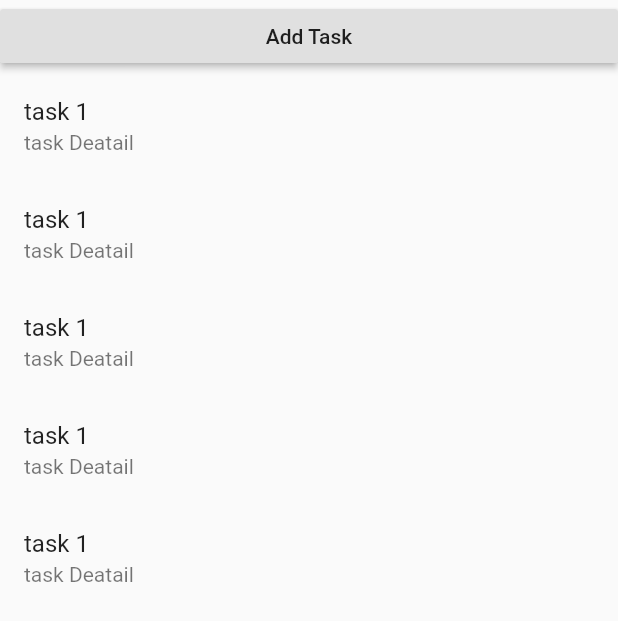
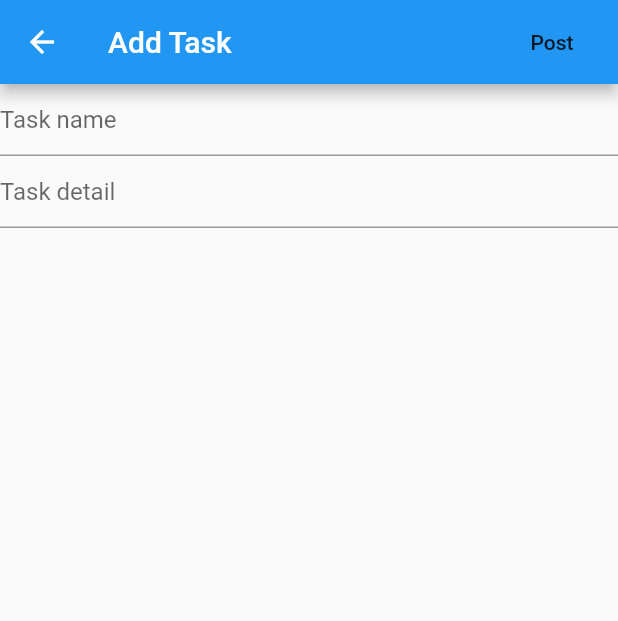
Before and after one commit to lifeofcode01/flutter_taskApp, a Flutter app: the screen it shows after launch, after a tap on "Add Task", on a phone screen of 412 x 824 dp. Shown: the top 621 px of the screen. Run offline on Flutter 3.47's test engine with Material 2 defaults, Android fonts, the phone set to English and light mode, and no system bars; our stand-ins replace get, logger.

Commit message:
added display_task_ctrl, getTaskFromDb()

```diff
--- a/lib/ctrl_binding/ctrl_binding.dart
+++ /dev/null
@@ -1,12 +0,0 @@
-import 'package:get/get.dart';
-import 'package:learn_2gether/pages/todo_app/add_todo/controller/add_todo_ctrl.dart';
-import 'package:learn_2gether/pages/todo_app/display_todo/controller/display_todo_ctrl.dart';
-
-class CtrlBinding extends Bindings {
-  @override
-  void dependencies() {
-    //implement dependencies
-    Get.lazyPut(() => AddTodoCtrl());
-    Get.lazyPut(() => DisplayTodoCtrl());
-  }
-}
--- a/lib/main.dart
+++ b/lib/main.dart
@@ -1,6 +1,5 @@
 import 'package:flutter/material.dart';
 import 'package:get/get.dart';
-import 'package:learn_2gether/ctrl_binding/ctrl_binding.dart';
 import 'package:learn_2gether/pages/task_app/display_task/display_task.dart';
 
 void main() {
@@ -12,7 +11,7 @@ class MyApp extends StatelessWidget {
   @override
   Widget build(BuildContext context) {
     return GetMaterialApp(
-      initialBinding: CtrlBinding(),
+      // initialBinding: CtrlBinding(),
       title: 'Flutter Demo',
       theme: ThemeData(
         // This is the theme of your application.
--- /dev/null
+++ b/lib/pages/task_app/add_task/add_task.dart
@@ -0,0 +1,48 @@
+import 'package:flutter/material.dart';
+import 'package:get/get.dart';
+import 'package:learn_2gether/pages/task_app/add_task/controller/add_task_ctrl.dart';
+import 'package:learn_2gether/pages/task_app/display_task/controller/display_task_ctrl.dart';
+
+import '../task_model.dart';
+import 'views/task_detail_text_field.dart';
+import 'views/task_name_text_field.dart';
+
+class AddTask extends StatelessWidget {
+  final addTaskCtrl = Get.put<AddTaskCtrl>(AddTaskCtrl());
+  final displayTaskCtrl = Get.put<DisplayTaskCtrl>(DisplayTaskCtrl());
+
+  @override
+  Widget build(BuildContext context) {
+    return Scaffold(
+        appBar: buildAddTaskAppBar(),
+        body: GetBuilder<AddTaskCtrl>(
+            builder: (_) => addTaskCtrl.isUploading
+                ? Center(
+                    child: CircularProgressIndicator(),
+                  )
+                : ListView(
+                    children: [
+                      TaskNameTextField(),
+                      TaskDetailTextField(),
+                    ],
+                  )));
+  }
+
+  AppBar buildAddTaskAppBar() {
+    return AppBar(
+      title: Text('Add Task'),
+      actions: [
+        FlatButton(
+            onPressed: () {
+              // addTaskCtrl.addTaskInList();
+
+              addTaskCtrl.postTaskToDb();
+              displayTaskCtrl.getTaskFromDb();
+            },
+            child: Text(
+              'Post',
+            ))
+      ],
+    );
+  }
+}
--- /dev/null
+++ b/lib/pages/task_app/add_task/controller/add_task_ctrl.dart
@@ -0,0 +1,67 @@
+import 'package:flutter/material.dart';
+import 'package:get/get.dart';
+import 'package:learn_2gether/pages/task_app/task_model.dart';
+
+class AddTaskCtrl extends GetxController {
+  TextEditingController taskNameCtrl = TextEditingController();
+  List<TaskModel> taskList = List();
+
+  // void postDataToDb() {
+  // TaskModel taskModel = TaskModel(
+  //   taskName: taskNameCtrl.text,
+  //   // taskDetail: taskDetailCtrl
+  // );
+
+  // taskList.add(taskModel);
+  // }
+
+  void addTaskInList() {
+    TaskModel taskModel = TaskModel(
+      // taskName: addTaskCtrl?.taskNameCtrl?.text,
+      taskName: taskNameCtrl?.text,
+    );
+    // print('taskname: ${addTaskCtrl?.taskNameCtrl?.text} ');
+
+    taskList.add(taskModel);
+    taskList.forEach((task) {
+      print('${task.taskName}');
+    });
+
+    update();
+    // addTaskCtrl.taskList.add(taskModel);
+  }
+
+  bool isUploading = false;
+
+  void postTaskToDb() {
+    print('inside postTaskToDb()');
+    isUploading = true;
+    update();
+    print('isUploading: $isUploading');
+    postingTaskToDb();
+  }
+
+  void postingTaskToDb() {
+    print('inside postingTaskToDb');
+    TaskModel taskModel = TaskModel(
+      // taskName: addTaskCtrl?.taskNameCtrl?.text,
+      taskName: taskNameCtrl?.text,
+    );
+    Future.delayed(Duration(seconds: 2)).then((_) {
+      taskList.add(taskModel);
+      taskList.forEach((task) {
+        print('${task.taskName}');
+      });
+
+      isUploading = false;
+      update();
+      print('isUploading: $isUploading');
+      resetUi();
+
+    });
+  }
+
+  resetUi() {
+    taskNameCtrl.text = '';
+  }
+}
--- /dev/null
+++ b/lib/pages/task_app/add_task/views/task_detail_text_field.dart
@@ -0,0 +1,11 @@
+import 'package:flutter/material.dart';
+
+class TaskDetailTextField extends StatelessWidget {
+  @override
+  Widget build(BuildContext context) {
+    return Container(
+        child: TextField(
+      decoration: InputDecoration(hintText: "Task detail"),
+    ));
+  }
+}
--- /dev/null
+++ b/lib/pages/task_app/add_task/views/task_name_text_field.dart
@@ -0,0 +1,22 @@
+import 'package:flutter/material.dart';
+import 'package:get/get.dart';
+import 'package:learn_2gether/pages/task_app/add_task/controller/add_task_ctrl.dart';
+
+class TaskNameTextField extends StatelessWidget {
+  final addTaskCtrl = Get.find<AddTaskCtrl>();
+  // TextEditingController taskNameCtrl = TextEditingController();
+
+  @override
+  Widget build(BuildContext context) {
+    return Container(
+      child: TextField(
+          controller: addTaskCtrl.taskNameCtrl,
+          // controller: taskNameCtrl,
+          decoration: InputDecoration(
+            hintText: "Task name"
+          ),
+
+          ),
+    );
+  }
+}
--- /dev/null
+++ b/lib/pages/task_app/display_task/controller/display_task_ctrl.dart
@@ -0,0 +1,33 @@
+import 'package:get/get.dart';
+import 'package:learn_2gether/pages/task_app/add_task/controller/add_task_ctrl.dart';
+import 'package:logger/logger.dart';
+
+import '../../task_model.dart';
+
+class DisplayTaskCtrl extends GetxController {
+  Logger logger = Logger();
+  List<TaskModel> displayTaskList = [];
+  final addTaskCtrl = Get.put<AddTaskCtrl>(AddTaskCtrl());
+
+  bool isLoading = false;
+  getTaskFromDb() {
+    print('inside getTaskFromDb');
+    isLoading = true;
+    print('isLoading: $isLoading');
+    update();
+    logger.d('inside getTaskFromDb');
+    Future.delayed(Duration(seconds: 2)).then((_) {
+      displayTaskList = addTaskCtrl.taskList;
+      isLoading = false;
+      print('isLoading: $isLoading');
+      update();
+    });
+  }
+
+  @override
+  void onInit() {
+    // TODO: implement onInit
+    super.onInit();
+    getTaskFromDb();
+  }
+}
--- a/lib/pages/task_app/display_task/display_task.dart
+++ b/lib/pages/task_app/display_task/display_task.dart
@@ -1,9 +1,21 @@
 import 'package:flutter/material.dart';
+import 'package:get/get.dart';
+import 'package:learn_2gether/pages/task_app/add_task/controller/add_task_ctrl.dart';
+import 'package:learn_2gether/pages/task_app/display_task/controller/display_task_ctrl.dart';
+import 'package:logger/logger.dart';
 
+import '../task_model.dart';
 import 'views/add_task_button.dart';
 import 'views/task_list.dart';
 
-class DisplayTask extends StatelessWidget {
+class DisplayTask extends StatefulWidget {
+  @override
+  _DisplayTaskState createState() => _DisplayTaskState();
+}
+
+class _DisplayTaskState extends State<DisplayTask> {
+  final displayTaskCtrl = Get.put<DisplayTaskCtrl>(DisplayTaskCtrl());
+  Logger logger = Logger();
   @override
   Widget build(BuildContext context) {
     return Scaffold(
@@ -14,4 +26,6 @@ class DisplayTask extends StatelessWidget {
       ],
     ));
   }
+
+
 }
--- a/lib/pages/task_app/display_task/views/add_task_button.dart
+++ b/lib/pages/task_app/display_task/views/add_task_button.dart
@@ -1,4 +1,6 @@
 import 'package:flutter/material.dart';
+import 'package:get/get.dart';
+import 'package:learn_2gether/pages/task_app/add_task/add_task.dart';
 
 class AddTaskButton extends StatelessWidget {
   @override
@@ -6,7 +8,9 @@ class AddTaskButton extends StatelessWidget {
     return Container(
       child: RaisedButton(
         child: Text('Add Task'),
-        onPressed: () {},
+        onPressed: () {
+          Get.to(AddTask());
+        },
       ),
     );
   }
--- a/lib/pages/task_app/display_task/views/task_list.dart
+++ b/lib/pages/task_app/display_task/views/task_list.dart
@@ -1,19 +1,34 @@
 import 'package:flutter/material.dart';
+import 'package:get/get.dart';
+import 'package:learn_2gether/pages/task_app/add_task/controller/add_task_ctrl.dart';
+import 'package:learn_2gether/pages/task_app/display_task/controller/display_task_ctrl.dart';
 
+import '../../task_model.dart';
 import 'task_template/task_template.dart';
 
 class TaskList extends StatelessWidget {
+  final displayTaskCtrl = Get.find<DisplayTaskCtrl>();
   @override
   Widget build(BuildContext context) {
-    return Container(
+    return GetBuilder<DisplayTaskCtrl>(
+      builder: (_) => displayTaskCtrl.isLoading
+          ? Center(child: CircularProgressIndicator())
+          : displayTaskCtrl.displayTaskList.length == 0
+              ? Center(child: Text('No Task'))
+              : Container(
                   child: ListView.builder(
                   shrinkWrap: true,
-      itemCount: 5,
+                  itemCount: displayTaskCtrl.displayTaskList.length,
                   itemBuilder: (context, index) {
+                    TaskModel task = displayTaskCtrl.displayTaskList[index];
+
+                    // TaskModel task = displayTaskCtrl.taskList[index];
+
                     return
                         // Text('Task $index');
-            TaskTemplate();
+                        TaskTemplate(taskModel: task);
                   },
-    ));
+                )),
+    );
   }
 }
--- a/lib/pages/task_app/display_task/views/task_template/task_template.dart
+++ b/lib/pages/task_app/display_task/views/task_template/task_template.dart
@@ -1,12 +1,18 @@
 import 'package:flutter/material.dart';
 
+import '../../../task_model.dart';
+
 class TaskTemplate extends StatelessWidget {
+  final TaskModel taskModel;
+  TaskTemplate({this.taskModel});
   @override
   Widget build(BuildContext context) {
     return Container(
       child: ListTile(
-        title: Text('task 1'),
-        subtitle: Text('task Deatail '),
+        title: Text(
+          taskModel?.taskName ?? "no task name"
+          ),
+        subtitle: Text('task Detail '),
       ),
     );
   }
```
Also changed, not shown: pubspec.yaml (+2 -10 lines), pubspec.lock. Lines whose indentation alone changed are shown as unchanged.
